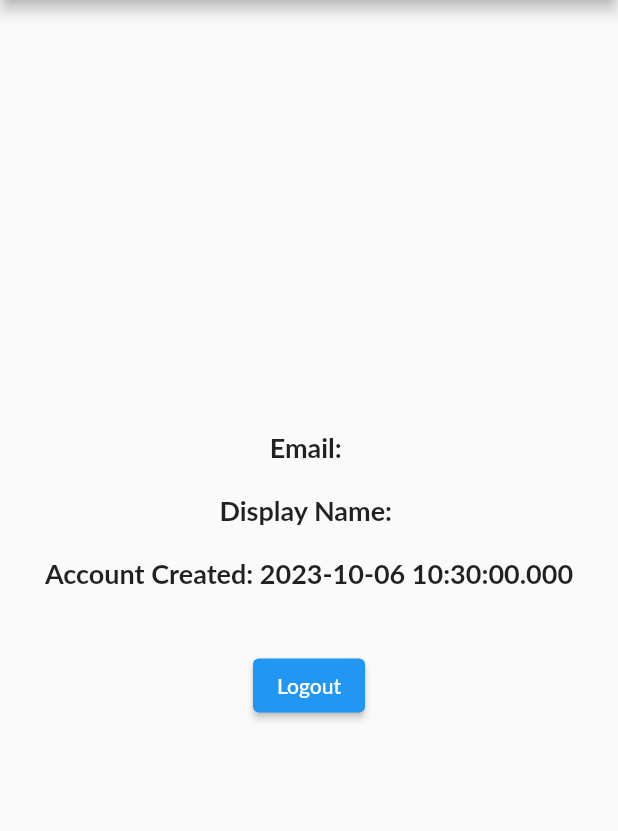
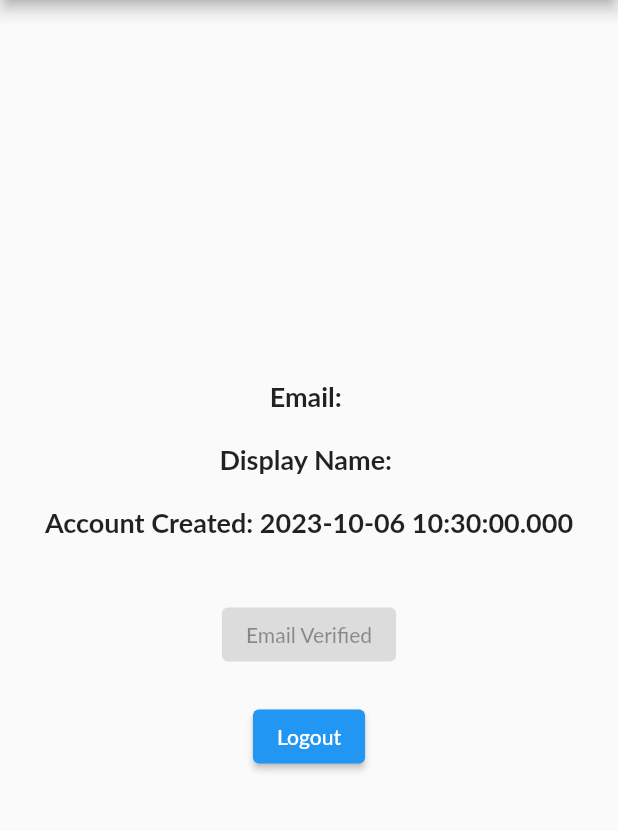
Before and after one commit to mmmtastymmm/example-shop-sudocodellc, a Flutter app: the UserProfileScreen screen opened by its route, on a phone screen of 412 x 824 dp, the part 84-915 px from its top. Run offline on Flutter 3.47's test engine with Material 2 defaults, Android fonts, the phone set to English and light mode, and no system bars; our stand-ins replace firebase_auth, firebase_core; accounts and stored records are empty; Roboto replaces fonts that are missing (Lato).

Commit message:
Email verification is now in

```diff
--- a/lib/screens/user_page.dart
+++ b/lib/screens/user_page.dart
@@ -33,9 +33,7 @@ class UserProfileScreen extends StatelessWidget {
                       style: const TextStyle(
                           fontSize: 18, fontWeight: FontWeight.bold),
                     ),
-
                   const SizedBox(height: 20), // Spacer
-
                   // Display user's display name
                   if (currentUser.displayName != null)
                     Text(
@@ -55,6 +53,30 @@ class UserProfileScreen extends StatelessWidget {
                     ),
 
                   const SizedBox(height: 40), // Spacer
+                  ElevatedButton(
+                    onPressed: currentUser.emailVerified
+                        ? null
+                        : () async {
+                            await Provider.of<ShoppingState>(context,
+                                    listen: false)
+                                .sendEmailVerification();
+                            ScaffoldMessenger.of(context).showSnackBar(
+                              const SnackBar(
+                                content: Text('Verification email sent!'),
+                              ),
+                            );
+                          },
+                    style: ElevatedButton.styleFrom(
+                      backgroundColor: currentUser.emailVerified
+                          ? Colors.grey
+                          : null, // sets the background color to grey when the button is disabled
+                    ),
+                    child: currentUser.emailVerified
+                        ? const Text("Email Verified")
+                        : const Text("Send Verification Email"),
+                  ),
+
+                  const SizedBox(height: 20), // Spacer
 
                   ElevatedButton(
                     onPressed: () async {
```
Also changed, not shown: lib/providers/shopping_results.dart (+8 -1 lines).
